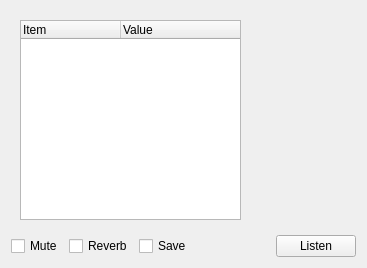
Old version of the form dream/src/GUI-QT/audiodetailwidget.ui in the repository mmjee/dream-patched.
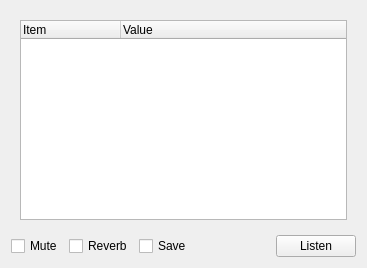
New version of the form.

```diff
--- a/dream/src/GUI-QT/audiodetailwidget.ui
+++ b/dream/src/GUI-QT/audiodetailwidget.ui
@@ -86,26 +86,7 @@
         </widget>
        </item>
        <item>
-        <widget class="QWidget" name="plot" native="true">
-         <property name="sizePolicy">
-          <sizepolicy hsizetype="Expanding" vsizetype="Preferred">
-           <horstretch>0</horstretch>
-           <verstretch>0</verstretch>
-          </sizepolicy>
-         </property>
-         <property name="minimumSize">
-          <size>
-           <width>100</width>
-           <height>100</height>
-          </size>
-         </property>
-         <property name="maximumSize">
-          <size>
-           <width>400</width>
-           <height>400</height>
-          </size>
-         </property>
-        </widget>
+        <layout class="QVBoxLayout" name="plotLayout"/>
        </item>
       </layout>
      </widget>
```
